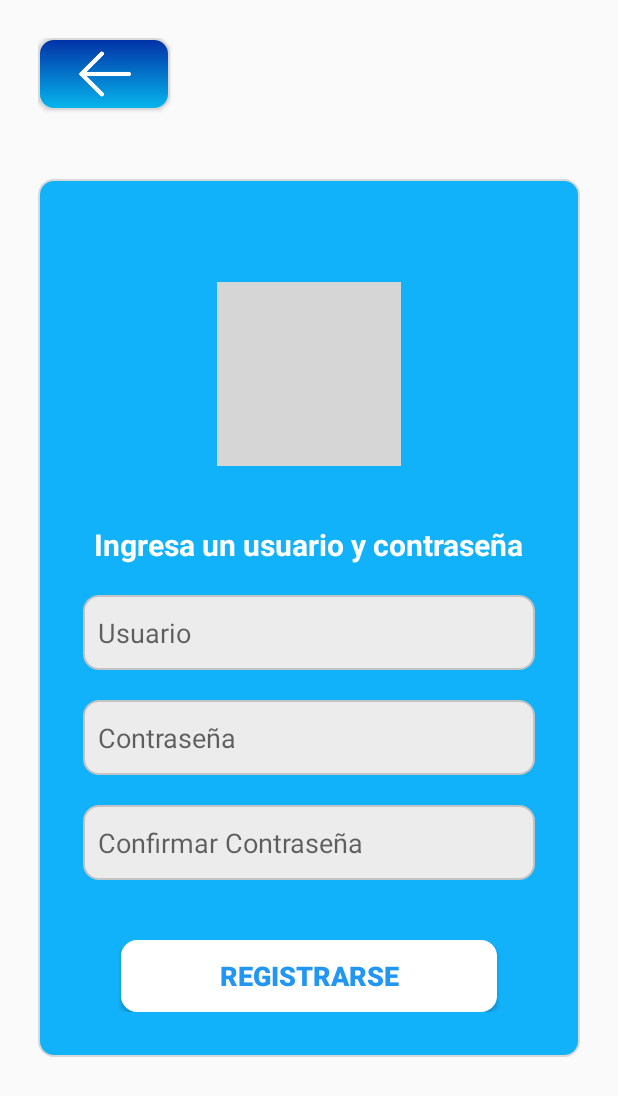
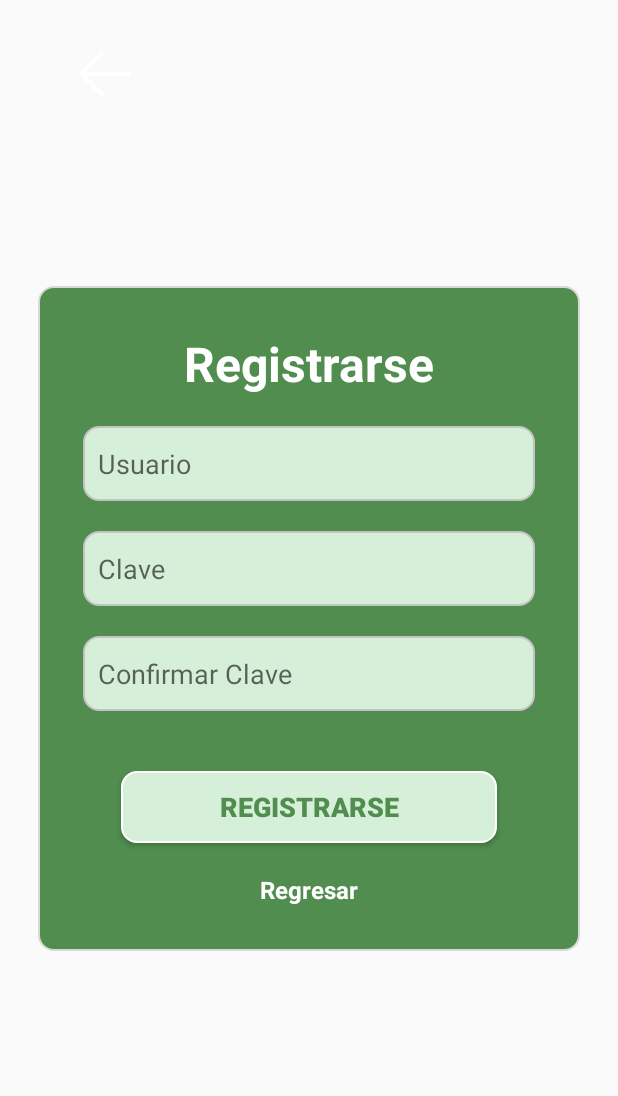
Before and after one commit to yorth21/caltulator-bmi, an Android app: the screen it shows after launch (SignUpActivity), after a tap on "¿No tienes una cuenta? Regístrate", on a phone screen of 412 x 824 dp. Shown: the top 1096 px of the screen. Run offline under Robolectric (Android 15) with nearby library versions, the phone set to English and light mode, and no system bars; our stand-ins replace Room's generated code.

Commit message:
feat: login, signup and aboutme change ui/ux

```diff
--- a/app/src/main/java/com/nassican/splashcalculatorapp/LoginActivity.kt
+++ b/app/src/main/java/com/nassican/splashcalculatorapp/LoginActivity.kt
@@ -25,7 +25,7 @@ class LoginActivity : AppCompatActivity() {
     private lateinit var editTextUser: EditText
     private lateinit var editTextPassword: EditText
     private lateinit var buttonLogin: Button
-    private lateinit var buttonAboutMe: Button
+    private lateinit var tvAboutMe: TextView
     private lateinit var tvGoRegister: TextView
 
     private lateinit var database: AppDatabase
@@ -47,14 +47,14 @@ class LoginActivity : AppCompatActivity() {
         editTextUser = findViewById(R.id.et_user)
         editTextPassword = findViewById(R.id.et_password)
         buttonLogin = findViewById(R.id.btn_login)
-        buttonAboutMe = findViewById(R.id.btn_about_me)
+        tvAboutMe = findViewById(R.id.tv_about_me)
 
         buttonLogin.setOnClickListener {
             val intent = Intent(this, MainActivity::class.java)
             initLogin(intent)
         }
 
-        buttonAboutMe.setOnClickListener {
+        tvAboutMe.setOnClickListener {
             val intent = Intent(this, Aboutme::class.java)
             startActivity(intent)
         }
--- a/app/src/main/java/com/nassican/splashcalculatorapp/SignUpActivity.kt
+++ b/app/src/main/java/com/nassican/splashcalculatorapp/SignUpActivity.kt
@@ -4,6 +4,7 @@ import android.os.Bundle
 import android.util.Log
 import android.widget.Button
 import android.widget.EditText
+import android.widget.TextView
 import android.widget.Toast
 import androidx.activity.enableEdgeToEdge
 import androidx.appcompat.app.AppCompatActivity
@@ -44,7 +45,7 @@ class SignUpActivity : AppCompatActivity() {
     }
 
     private fun setupBackButton() {
-        findViewById<Button>(R.id.btn_back).setOnClickListener {
+        findViewById<TextView>(R.id.tv_back_login).setOnClickListener {
             finish()
         }
     }
--- a/app/src/main/res/drawable/background.xml
+++ b/app/src/main/res/drawable/background.xml
@@ -5,8 +5,8 @@
     android:padding="10dp">
 
     <gradient android:type="linear" android:angle="100"
-        android:startColor="#12B2FB"
-        android:endColor="#12B2FB"/>
+        android:startColor="@color/primary"
+        android:endColor="@color/primary"/>
 
     <stroke android:width="1dp" android:color="@color/gray_light"/>
     <corners android:radius="10dp"/>
--- a/app/src/main/res/drawable/btn_back.xml
+++ b/app/src/main/res/drawable/btn_back.xml
@@ -1,19 +1,7 @@
 <?xml version="1.0" encoding="utf-8"?>
 <layer-list xmlns:android="http://schemas.android.com/apk/res/android">
     <!-- Fondo con gradiente -->
-    <item>
-        <shape android:shape="rectangle" android:padding="10dp">
-            <gradient
-                android:type="linear"
-                android:angle="100"
-                android:startColor="#0230A5"
-                android:endColor="#06B7ED"/>
-            <stroke
-                android:width="1dp"
-                android:color="@color/gray_light"/>
-            <corners android:radius="10dp"/>
-        </shape>
-    </item>
+
 
     <!-- Logo -->
     <item
--- a/app/src/main/res/drawable/btn_custom.xml
+++ b/app/src/main/res/drawable/btn_custom.xml
@@ -4,7 +4,7 @@
     android:shape="rectangle"
     android:padding="10dp">
 
-    <solid android:color="@color/white"/>
+    <solid android:color="@color/secondary"/>
     <stroke android:width="1dp" android:color="@color/edit_text_background"/>
     <corners android:radius="10dp"/>
 
--- a/app/src/main/res/drawable/edittext_roundend.xml
+++ b/app/src/main/res/drawable/edittext_roundend.xml
@@ -4,7 +4,7 @@
     android:shape="rectangle"
     android:padding="10dp">
 
-    <solid android:color="@color/gray_light_input"/>
+    <solid android:color="@color/secondary"/>
     <stroke android:width="1dp" android:color="@color/dark_gray"/>
     <corners android:radius="10dp"/>
 
--- a/app/src/main/res/layout/activity_sign_up.xml
+++ b/app/src/main/res/layout/activity_sign_up.xml
@@ -39,25 +39,14 @@
                 android:layout_width="match_parent"
                 android:layout_height="wrap_content">
 
-
-
-                <ImageView
-                    android:id="@+id/profile_image"
-                    android:layout_width="200dp"
-                    android:layout_height="200dp"
-                    android:contentDescription="@string/register"
-                    android:src="@drawable/logo_image"
-                    app:layout_constraintBottom_toTopOf="@+id/textView3"
-                    app:layout_constraintEnd_toEndOf="parent"
-                    app:layout_constraintStart_toStartOf="parent" />
-
                 <TextView
                     android:id="@+id/textView3"
                     android:layout_width="wrap_content"
                     android:layout_height="wrap_content"
                     android:text="@string/tv_register"
                     android:textColor="@color/white"
-                    android:textSize="20sp"
+                    android:textSize="32sp"
+                    android:textAlignment="center"
                     android:textStyle="bold"
                     android:layout_marginBottom="20dp"
                     app:layout_constraintBottom_toTopOf="@+id/et_username"
@@ -128,7 +117,18 @@
                         android:textSize="18sp"
                         android:background="@drawable/btn_custom"
                         android:text="@string/btn_register"
-                        android:textColor="@color/btn_primary" />
+                        android:textColor="@color/primary" />
+
+                    <TextView
+                        android:id="@+id/tv_back_login"
+                        android:layout_width="wrap_content"
+                        android:layout_height="wrap_content"
+                        android:layout_gravity="center"
+                        android:layout_marginTop="20dp"
+                        android:text="@string/tv_back"
+                        android:textColor="@color/white"
+                        android:textSize="16sp"
+                        android:textStyle="bold" />
                 </LinearLayout>
 
             </androidx.constraintlayout.widget.ConstraintLayout>
--- a/app/src/main/res/values/colors.xml
+++ b/app/src/main/res/values/colors.xml
@@ -16,8 +16,9 @@
     <color name="edit_text_background">#FFFFFF</color>
     <color name="edit_text_border">#00796B</color>
 
-    <color name="btn_primary">#2196F3</color>
-    <color name="btn_primary_border">#3F51B5</color>
+    <color name="primary">#508D4E</color>
+    <color name="medium">#80AF81</color>
+    <color name="secondary">#D6EFD8</color>
 
     <color name="gray_light_input">#ECECEC</color>
 </resources>
--- a/app/src/main/res/values/strings.xml
+++ b/app/src/main/res/values/strings.xml
@@ -2,9 +2,9 @@
     <string name="app_name">splashCalculatorApp</string>
     <string name="calculadora_de_imc">Calculadora de IMC</string>
     <string name="login">Login</string>
-    <string name="tv_login">Ingresa tu usuario y contraseña</string>
+    <string name="tv_login">Iniciar sesión</string>
     <string name="tv_email">Usuario</string>
-    <string name="tv_password">Contraseña</string>
+    <string name="tv_password">Clave</string>
     <string name="btn_login">Iniciar sesión</string>
     <string name="tv_weight">Peso (kg)</string>
     <string name="tv_height">Altura (m)</string>
@@ -25,8 +25,8 @@
     <string name="login_failed">Usuario o contraseña incorrectos</string>
     <string name="enter_user_pass">Por favor, ingrese usuario y contraseña</string>
     <string name="register">Registro</string>
-    <string name="tv_register">Ingresa un usuario y contraseña</string>
-    <string name="tv_confirm_password">Confirmar Contraseña</string>
+    <string name="tv_register">Registrarse</string>
+    <string name="tv_confirm_password">Confirmar Clave</string>
     <string name="btn_register">Registrarse</string>
     <string name="btn_go_register">¿No tienes una cuenta? Regístrate</string>
     <string name="btn_records">Historial</string>
@@ -38,6 +38,7 @@
     <string name="password_limit">La contraseña debe tener al menos 6 caracteres</string>
     <string name="register_succesfull">Usuario registrado exitosamente</string>
     <string name="register_error">Error al registrar el usuario. Inténtalo de nuevo</string>
-    <string name="about_me">Creado por Jesús David Benavides Chicaiza</string>
+    <string name="about_me">Creado por Yorth21</string>
     <string name="about_me_title">Sobre mí</string>
+    <string name="tv_back">Regresar</string>
 </resources>
```
Also changed, not shown: app/src/main/res/layout/activity_aboutme.xml (+34 -53 lines), app/src/main/res/layout/activity_login.xml (+13 -26 lines), 1 other file.
